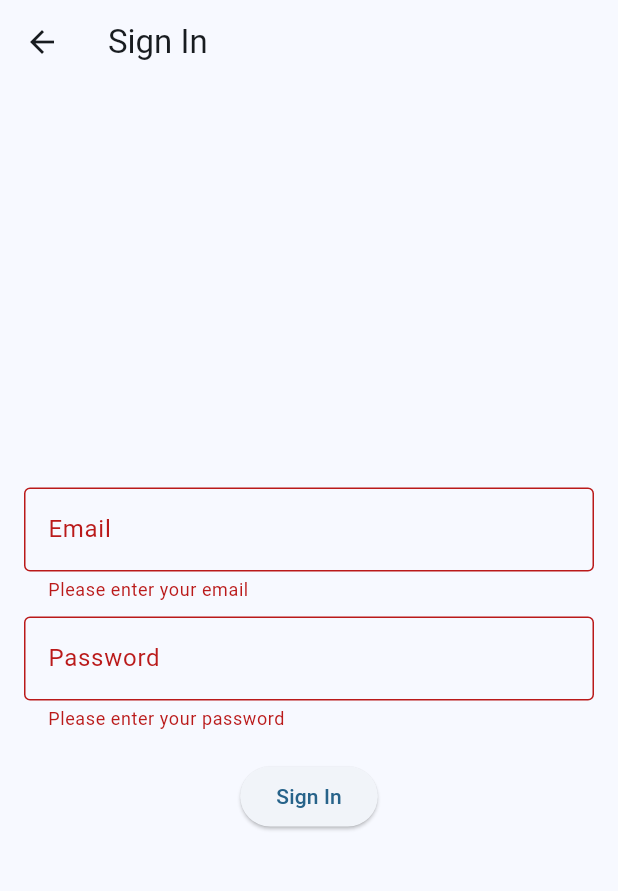
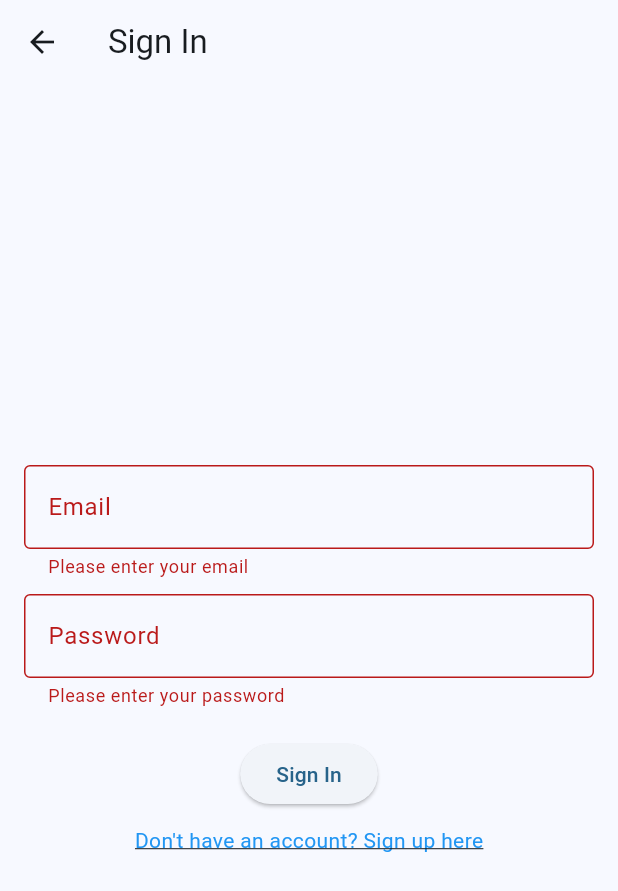
Before and after one commit to UltimateOgee/ttrng, a Flutter app: the SignUpOrIn screen opened directly with empty values, after a tap on "Sign In", on a phone screen of 412 x 824 dp. Shown: the top 891 px of the screen. Run offline on Flutter 3.47's test engine with Material 3 defaults, Android fonts, the light colour scheme and no system bars.

Commit message:
Some improvements to the sign in and sign up widget allowing a quick switch between both

```diff
--- a/ttrng/lib/signUpOrIn.dart
+++ b/ttrng/lib/signUpOrIn.dart
@@ -1,3 +1,4 @@
+// FILE: lib/signUporIn.dart
 import 'package:flutter/material.dart';
 
 class SignUpOrIn extends StatefulWidget {
@@ -16,6 +17,14 @@ class _SignUpOrInState extends State<SignUpOrIn> {
   final _passwordController = TextEditingController();
   final _confirmPasswordController = TextEditingController();
 
+  late bool _isSignUp;
+
+  @override
+  void initState() {
+    super.initState();
+    _isSignUp = widget.isSignUp;
+  }
+
   @override
   void dispose() {
     _nameController.dispose();
@@ -25,11 +34,25 @@ class _SignUpOrInState extends State<SignUpOrIn> {
     super.dispose();
   }
 
+  void _clearTextFields() {
+    _nameController.clear();
+    _emailController.clear();
+    _passwordController.clear();
+    _confirmPasswordController.clear();
+  }
+
+  void _toggleMode() {
+    setState(() {
+      _isSignUp = !_isSignUp;
+      _clearTextFields();
+    });
+  }
+
   @override
   Widget build(BuildContext context) {
     return Scaffold(
       appBar: AppBar(
-        title: Text(widget.isSignUp ? 'Sign Up' : 'Sign In'),
+        title: Text(_isSignUp ? 'Sign Up' : 'Sign In'),
       ),
       body: Center(
         child: Padding(
@@ -39,10 +62,13 @@ class _SignUpOrInState extends State<SignUpOrIn> {
             child: Column(
               mainAxisSize: MainAxisSize.min,
               children: [
-                if (widget.isSignUp) ...[
+                if (_isSignUp) ...[
                   TextFormField(
                     controller: _nameController,
-                    decoration: const InputDecoration(labelText: 'Name', border: OutlineInputBorder(),),
+                    decoration: const InputDecoration(
+                      labelText: 'Name',
+                      border: OutlineInputBorder(),
+                    ),
                     validator: (value) {
                       if (value == null || value.isEmpty) {
                         return 'Please enter your name';
@@ -54,7 +80,10 @@ class _SignUpOrInState extends State<SignUpOrIn> {
                 ],
                 TextFormField(
                   controller: _emailController,
-                  decoration: const InputDecoration(labelText: 'Email', border: OutlineInputBorder(),),
+                  decoration: const InputDecoration(
+                    labelText: 'Email',
+                    border: OutlineInputBorder(),
+                  ),
                   validator: (value) {
                     if (value == null || value.isEmpty) {
                       return 'Please enter your email';
@@ -68,23 +97,29 @@ class _SignUpOrInState extends State<SignUpOrIn> {
                 const SizedBox(height: 10),
                 TextFormField(
                   controller: _passwordController,
-                  decoration: const InputDecoration(labelText: 'Password', border: OutlineInputBorder(),),
+                  decoration: const InputDecoration(
+                    labelText: 'Password',
+                    border: OutlineInputBorder(),
+                  ),
                   obscureText: true,
                   validator: (value) {
                     if (value == null || value.isEmpty) {
                       return 'Please enter your password';
                     }
-                    if (value.length < 8) {
-                      return 'Password must be at least 8 characters long';
+                    if (value.length < 6) {
+                      return 'Password must be at least 6 characters long';
                     }
                     return null;
                   },
                 ),
-                if (widget.isSignUp) ...[
+                if (_isSignUp) ...[
                   const SizedBox(height: 10),
                   TextFormField(
                     controller: _confirmPasswordController,
-                    decoration: const InputDecoration(labelText: 'Confirm Password', border: OutlineInputBorder(),),
+                    decoration: const InputDecoration(
+                      labelText: 'Confirm Password',
+                      border: OutlineInputBorder(),
+                    ),
                     obscureText: true,
                     validator: (value) {
                       if (value == null || value.isEmpty) {
@@ -101,10 +136,23 @@ class _SignUpOrInState extends State<SignUpOrIn> {
                 ElevatedButton(
                   onPressed: () {
                     if (_formKey.currentState!.validate()) {
-                      // do some stuff here if they hit the sign up or sign in button
+                      // Handle form submission
                     }
                   },
-                  child: Text(widget.isSignUp ? 'Sign Up' : 'Sign In'),
+                  child: Text(_isSignUp ? 'Sign Up' : 'Sign In'),
+                ),
+                const SizedBox(height: 10),
+                GestureDetector(
+                  onTap: _toggleMode,
+                  child: Text(
+                    _isSignUp
+                        ? "Already have an account? Sign in here"
+                        : "Don't have an account? Sign up here",
+                    style: const TextStyle(
+                      decoration: TextDecoration.underline,
+                      color: Colors.blue,
+                    ),
+                  ),
                 ),
               ],
             ),
```
